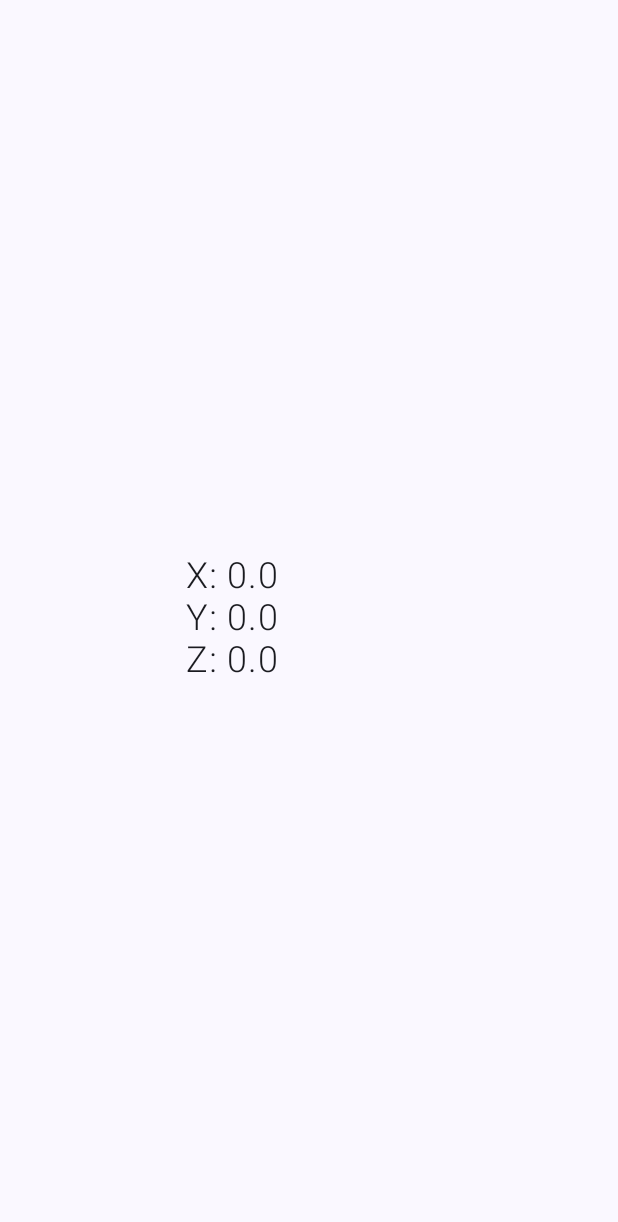
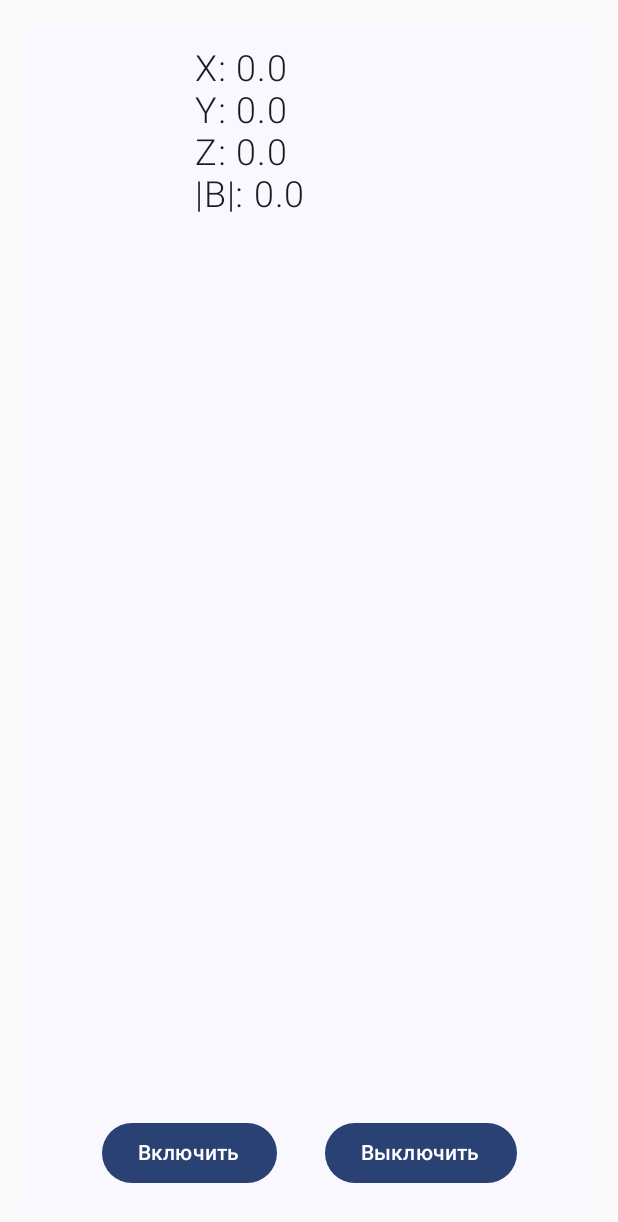
Before and after one commit to GameBro125/Master_degree, an Android app built with Jetpack Compose: the screen it shows after launch (MainActivity), on a phone screen of 412 x 824 dp. Before the commit the part shown is almost empty. Shown: the top 1222 px of the screen. Run offline under Robolectric (Android 15) with nearby library versions, the light colour scheme and no system bars.

Commit message:
Retrofit update

```diff
--- a/app/build.gradle.kts
+++ b/app/build.gradle.kts
@@ -59,6 +59,8 @@ dependencies {
     implementation(libs.androidx.ui.graphics)
     implementation(libs.androidx.ui.tooling.preview)
     implementation(libs.androidx.material3)
+    implementation(libs.retrofit)
+    implementation(libs.converter.gson)
     testImplementation(libs.junit)
     androidTestImplementation(libs.androidx.junit)
     androidTestImplementation(libs.androidx.espresso.core)
--- a/app/src/main/AndroidManifest.xml
+++ b/app/src/main/AndroidManifest.xml
@@ -2,6 +2,9 @@
 <manifest xmlns:android="http://schemas.android.com/apk/res/android"
         xmlns:tools="http://schemas.android.com/tools">
     <uses-permission android:name="android.permission.HIGH_SAMPLING_RATE_SENSORS" />
+    <uses-permission android:name="android.permission.INTERNET" />
+    <uses-permission android:name="android.permission.ACCESS_NETWORK_STATE" />
+
 
     <application
         android:allowBackup="true"
@@ -12,6 +15,7 @@
         android:roundIcon="@mipmap/ic_launcher_round"
         android:supportsRtl="true"
         android:theme="@style/Theme.MastersDegree"
+        android:usesCleartextTraffic="true"
         tools:targetApi="31">
         <activity
             android:name=".MainActivity"
--- a/app/src/main/java/com/example/mastersdegree/MainActivity.kt
+++ b/app/src/main/java/com/example/mastersdegree/MainActivity.kt
@@ -1,33 +1,38 @@
 package com.example.mastersdegree
 
-import android.content.Context
-import android.hardware.Sensor
-import android.hardware.SensorEvent
-import android.hardware.SensorEventListener
-import android.hardware.SensorManager
 import android.os.Bundle
 import androidx.activity.ComponentActivity
 import androidx.activity.compose.setContent
 import androidx.activity.enableEdgeToEdge
 import androidx.compose.foundation.layout.Arrangement
+import androidx.compose.foundation.layout.Box
 import androidx.compose.foundation.layout.Column
+import androidx.compose.foundation.layout.PaddingValues
+import androidx.compose.foundation.layout.Row
+import androidx.compose.foundation.layout.Spacer
+import androidx.compose.foundation.layout.fillMaxHeight
 import androidx.compose.foundation.layout.fillMaxSize
 import androidx.compose.foundation.layout.fillMaxWidth
+import androidx.compose.foundation.layout.padding
+import androidx.compose.material3.Button
+import androidx.compose.material3.Scaffold
 import androidx.compose.material3.Surface
 import androidx.compose.material3.Text
 import androidx.compose.runtime.Composable
 import androidx.compose.runtime.getValue
-import androidx.compose.runtime.mutableStateOf
 import androidx.compose.runtime.remember
-import androidx.compose.runtime.setValue
 import androidx.compose.ui.Alignment
 import androidx.compose.ui.Modifier
 import androidx.compose.ui.text.font.FontWeight
 import androidx.compose.ui.tooling.preview.Preview
+import androidx.compose.ui.unit.dp
 import androidx.compose.ui.unit.sp
 import com.example.mastersdegree.domain.MagneticField
 import com.example.mastersdegree.domain.MagneticSensorManager
+import com.example.mastersdegree.domain.remote.ApiService
+import com.example.mastersdegree.domain.remote.MagneticFieldViewModel
 import com.example.mastersdegree.ui.theme.MastersDegreeTheme
+import kotlin.math.roundToInt
 
 class MainActivity : ComponentActivity() {
     override fun onCreate(savedInstanceState: Bundle?) {
@@ -37,10 +42,12 @@ class MainActivity : ComponentActivity() {
         enableEdgeToEdge()
         setContent {
             MastersDegreeTheme {
-                Surface(Modifier.fillMaxSize()) {
+                Surface (Modifier.fillMaxSize().padding(16.dp))
+                {
                     val magneticField by remember { magneticSensorManager.magneticField }
                     MagneticFieldInfo(
-                        magneticField = magneticField
+                        magneticField = magneticField,
+                        modifier = Modifier
                     )
                 }
             }
@@ -49,21 +56,22 @@ class MainActivity : ComponentActivity() {
     }
 }
 
-
 @Composable
 fun MagneticFieldInfo(
-    modifier: Modifier = Modifier,
+    modifier: Modifier,
     magneticField: MagneticField
 ) {
     Column(
-        modifier = modifier,
+        modifier = Modifier.fillMaxSize(),
         horizontalAlignment = Alignment.CenterHorizontally,
         verticalArrangement = Arrangement.Center
     )
     {
         Column(
             horizontalAlignment = Alignment.Start,
-            modifier = Modifier.fillMaxWidth(0.4F)
+            modifier = Modifier
+                .fillMaxWidth(0.4F)
+                .fillMaxHeight(0.9F)
         )
         {
             Text(
@@ -81,16 +89,46 @@ fun MagneticFieldInfo(
                 fontSize = 24.sp,
                 fontWeight = FontWeight.W300
             )
+            Text(
+                text = "|B|: " + magneticField.getVector(),
+                fontSize = 24.sp,
+                fontWeight = FontWeight.W300
+            )
+        }
+        StateButton(modifier = Modifier, magneticField = magneticField)
+    }
+}
+
+@Composable
+fun StateButton(modifier: Modifier,     magneticField: MagneticField
+) {
+    Row() {
+        Button(
+            onClick = { println("херня включена") },
+        ) {
+            Text("Включить")
+        }
+        Spacer(modifier = Modifier.padding(16.dp))
+        Button(
+            onClick = {
+                val viewModel: MagneticFieldViewModel = MagneticFieldViewModel()
+                viewModel.sendMagneticFieldData(magneticField)
+            },
+        ) {
+            Text("Выключить")
         }
     }
 }
 
-    @Preview(showBackground = true)
-    @Composable
-    fun Preview() {
-        MastersDegreeTheme {
+@Preview(showBackground = true)
+@Composable
+fun Preview() {
+    MastersDegreeTheme {
+        Surface(modifier = Modifier.fillMaxSize()) {
             MagneticFieldInfo(
-                magneticField = MagneticField()
+                magneticField = MagneticField(),
+                modifier = Modifier
             )
         }
     }
+}
--- a/app/src/main/java/com/example/mastersdegree/domain/MagneticField.kt
+++ b/app/src/main/java/com/example/mastersdegree/domain/MagneticField.kt
@@ -1,7 +1,15 @@
 package com.example.mastersdegree.domain
+
+import kotlin.math.sqrt
 
 data class MagneticField(
     val x: Float = 0.0F,
     val y: Float = 0.0F,
     val z: Float = 0.0F,
-)
+) {
+    fun getVector(): String {
+
+        return sqrt(x*x + y*y + z*z).toString()
+
+    }
+}
--- a/gradle/libs.versions.toml
+++ b/gradle/libs.versions.toml
@@ -1,5 +1,6 @@
 [versions]
 agp = "8.6.1"
+converterGson = "2.9.0"
 kotlin = "1.9.0"
 coreKtx = "1.13.1"
 junit = "4.13.2"
@@ -8,9 +9,11 @@ espressoCore = "3.6.1"
 lifecycleRuntimeKtx = "2.8.6"
 activityCompose = "1.9.2"
 composeBom = "2024.04.01"
+retrofit = "2.9.0"
 
 [libraries]
 androidx-core-ktx = { group = "androidx.core", name = "core-ktx", version.ref = "coreKtx" }
+converter-gson = { module = "com.squareup.retrofit2:converter-gson", version.ref = "converterGson" }
 junit = { group = "junit", name = "junit", version.ref = "junit" }
 androidx-junit = { group = "androidx.test.ext", name = "junit", version.ref = "junitVersion" }
 androidx-espresso-core = { group = "androidx.test.espresso", name = "espresso-core", version.ref = "espressoCore" }
@@ -24,6 +27,7 @@ androidx-ui-tooling-preview = { group = "androidx.compose.ui", name = "ui-toolin
 androidx-ui-test-manifest = { group = "androidx.compose.ui", name = "ui-test-manifest" }
 androidx-ui-test-junit4 = { group = "androidx.compose.ui", name = "ui-test-junit4" }
 androidx-material3 = { group = "androidx.compose.material3", name = "material3" }
+retrofit = { module = "com.squareup.retrofit2:retrofit", version.ref = "retrofit" }
 
 [plugins]
 android-application = { id = "com.android.application", version.ref = "agp" }
```
Also changed, not shown: app/src/main/java/com/example/mastersdegree/domain/MagneticSensorManager.kt (+8 -2 lines), app/src/main/java/com/example/mastersdegree/domain/remote/ApiService.kt (added, +44 -0 lines), app/src/main/java/com/example/mastersdegree/domain/remote/RetrofitManager.kt (added, +11 -0 lines).
